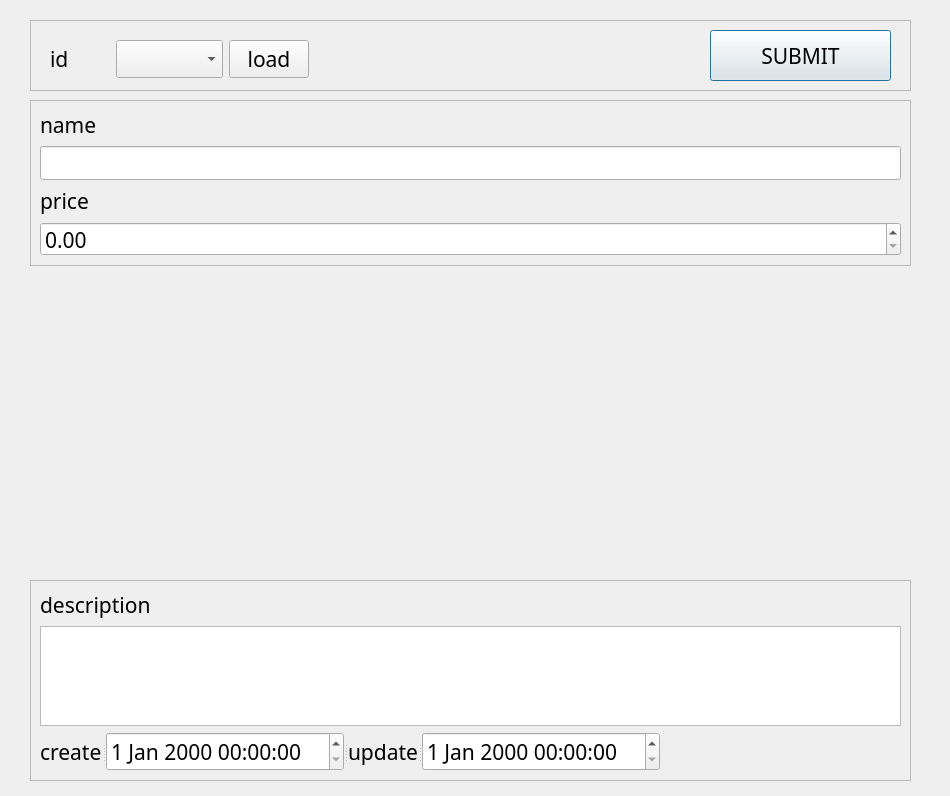
The window that ui/diamondDialog.ui (SuhYeoJee/OrderManager) describes before a commit, drawn with Qt 5.
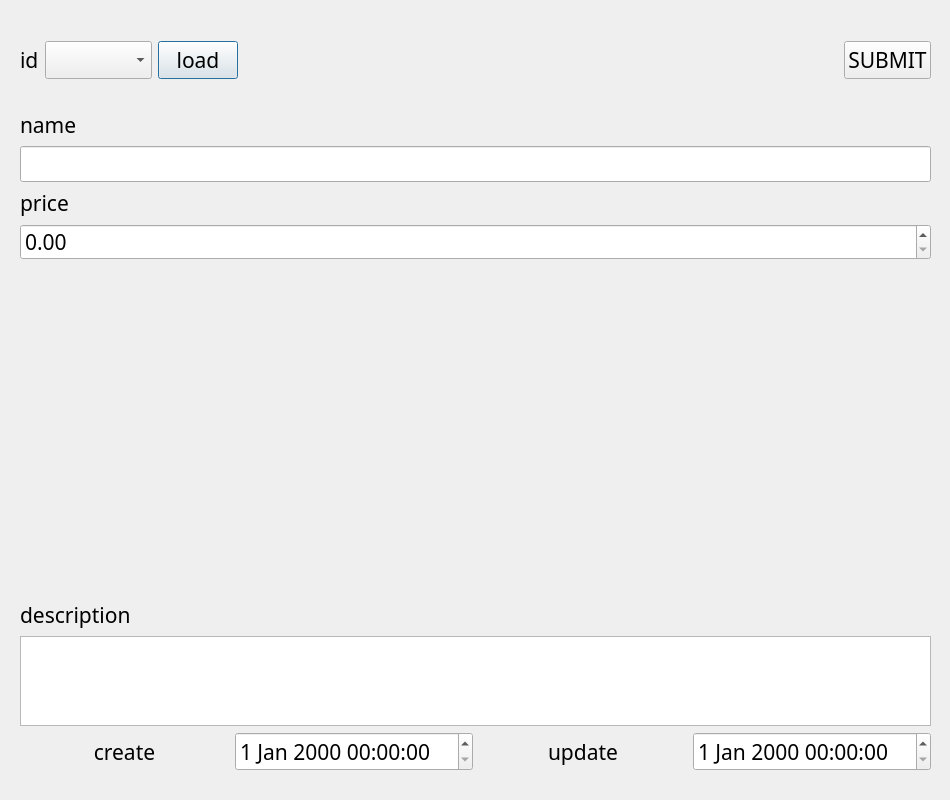
The same window after the commit.

```diff
--- a/ui/diamondDialog.ui
+++ b/ui/diamondDialog.ui
@@ -7,7 +7,7 @@
     <x>0</x>
     <y>0</y>
     <width>950</width>
-    <height>796</height>
+    <height>800</height>
    </rect>
   </property>
   <property name="font">
@@ -19,163 +19,141 @@
   <property name="windowTitle">
    <string>Dialog</string>
   </property>
-  <widget class="QFrame" name="frame">
+  <widget class="QWidget" name="gridLayoutWidget">
    <property name="geometry">
     <rect>
-     <x>30</x>
-     <y>100</y>
-     <width>881</width>
-     <height>166</height>
+     <x>20</x>
+     <y>600</y>
+     <width>911</width>
+     <height>171</height>
     </rect>
    </property>
-   <property name="frameShape">
-    <enum>QFrame::StyledPanel</enum>
-   </property>
-   <property name="frameShadow">
-    <enum>QFrame::Raised</enum>
-   </property>
-   <layout class="QGridLayout" name="gridLayout">
-    <item row="0" column="0">
-     <layout class="QVBoxLayout" name="verticalLayout_5">
-      <item>
-       <widget class="QLabel" name="label_14">
-        <property name="text">
-         <string>name</string>
-        </property>
-       </widget>
-      </item>
-      <item>
-       <widget class="QLineEdit" name="nameLineEdit"/>
-      </item>
-     </layout>
+   <layout class="QGridLayout" name="gridLayout_2">
+    <item row="1" column="0" colspan="4">
+     <widget class="QPlainTextEdit" name="descriptionPlainTextEdit">
+      <property name="plainText">
+       <string/>
+      </property>
+     </widget>
     </item>
-    <item row="1" column="0">
-     <layout class="QVBoxLayout" name="verticalLayout">
-      <item>
-       <widget class="QLabel" name="label_13">
-        <property name="text">
-         <string>price</string>
-        </property>
-       </widget>
-      </item>
-      <item>
-       <widget class="QDoubleSpinBox" name="priceDoubleSpinBox">
-        <property name="maximum">
-         <double>999999.989999999990687</double>
-        </property>
-        <property name="singleStep">
-         <double>0.100000000000000</double>
-        </property>
-       </widget>
-      </item>
-     </layout>
+    <item row="2" column="2">
+     <widget class="QLabel" name="label_17">
+      <property name="text">
+       <string>update</string>
+      </property>
+      <property name="alignment">
+       <set>Qt::AlignCenter</set>
+      </property>
+     </widget>
     </item>
-   </layout>
-  </widget>
-  <widget class="QFrame" name="frame_2">
-   <property name="geometry">
-    <rect>
-     <x>30</x>
-     <y>20</y>
-     <width>881</width>
-     <height>71</height>
-    </rect>
-   </property>
-   <property name="frameShape">
-    <enum>QFrame::StyledPanel</enum>
-   </property>
-   <property name="frameShadow">
-    <enum>QFrame::Raised</enum>
-   </property>
-   <widget class="QPushButton" name="submitBtn">
-    <property name="geometry">
-     <rect>
-      <x>680</x>
-      <y>10</y>
-      <width>181</width>
-      <height>51</height>
-     </rect>
-    </property>
-    <property name="text">
-     <string>SUBMIT</string>
-    </property>
-   </widget>
-   <widget class="QWidget" name="layoutWidget">
-    <property name="geometry">
-     <rect>
-      <x>20</x>
-      <y>20</y>
-      <width>259</width>
-      <height>38</height>
-     </rect>
-    </property>
-    <layout class="QHBoxLayout" name="horizontalLayout">
-     <item>
-      <widget class="QLabel" name="label_12">
-       <property name="text">
-        <string>id</string>
-       </property>
-      </widget>
-     </item>
-     <item>
-      <widget class="QComboBox" name="idComboBox"/>
-     </item>
-     <item>
-      <widget class="QPushButton" name="loadBtn">
-       <property name="text">
-        <string>load</string>
-       </property>
-      </widget>
-     </item>
-    </layout>
-   </widget>
-  </widget>
-  <widget class="QFrame" name="frame_3">
-   <property name="geometry">
-    <rect>
-     <x>30</x>
-     <y>580</y>
-     <width>881</width>
-     <height>201</height>
-    </rect>
-   </property>
-   <property name="frameShape">
-    <enum>QFrame::StyledPanel</enum>
-   </property>
-   <property name="frameShadow">
-    <enum>QFrame::Raised</enum>
-   </property>
-   <layout class="QFormLayout" name="formLayout_2">
-    <item row="0" column="0">
+    <item row="2" column="0">
+     <widget class="QLabel" name="label_16">
+      <property name="text">
+       <string>create</string>
+      </property>
+      <property name="alignment">
+       <set>Qt::AlignCenter</set>
+      </property>
+     </widget>
+    </item>
+    <item row="2" column="3">
+     <widget class="QDateTimeEdit" name="update_dateDateTimeEdit"/>
+    </item>
+    <item row="2" column="1">
+     <widget class="QDateTimeEdit" name="reg_dateDateTimeEdit"/>
+    </item>
+    <item row="0" column="0" colspan="4">
      <widget class="QLabel" name="label_15">
       <property name="text">
        <string>description</string>
       </property>
      </widget>
     </item>
-    <item row="2" column="0">
-     <widget class="QSplitter" name="splitter">
+   </layout>
+  </widget>
+  <widget class="QWidget" name="gridLayoutWidget_3">
+   <property name="geometry">
+    <rect>
+     <x>20</x>
+     <y>20</y>
+     <width>911</width>
+     <height>80</height>
+    </rect>
+   </property>
+   <layout class="QGridLayout" name="gridLayout_4">
+    <item row="0" column="2">
+     <widget class="QPushButton" name="loadBtn">
+      <property name="text">
+       <string>load</string>
+      </property>
+     </widget>
+    </item>
+    <item row="0" column="1">
+     <widget class="QComboBox" name="idComboBox"/>
+    </item>
+    <item row="0" column="4">
+     <spacer name="horizontalSpacer">
       <property name="orientation">
        <enum>Qt::Horizontal</enum>
       </property>
-      <widget class="QLabel" name="label_16">
-       <property name="text">
-        <string>create</string>
-       </property>
-      </widget>
-      <widget class="QDateTimeEdit" name="reg_dateDateTimeEdit"/>
-      <widget class="QLabel" name="label_17">
-       <property name="text">
-        <string>update</string>
-       </property>
-      </widget>
-      <widget class="QDateTimeEdit" name="update_dateDateTimeEdit"/>
+      <property name="sizeHint" stdset="0">
+       <size>
+        <width>40</width>
+        <height>20</height>
+       </size>
+      </property>
+     </spacer>
+    </item>
+    <item row="0" column="0">
+     <widget class="QLabel" name="label_12">
+      <property name="text">
+       <string>id</string>
+      </property>
      </widget>
     </item>
-    <item row="1" column="0" colspan="2">
-     <widget class="QPlainTextEdit" name="descriptionPlainTextEdit">
-      <property name="plainText">
-       <string/>
+    <item row="0" column="5">
+     <widget class="QPushButton" name="submitBtn">
+      <property name="text">
+       <string>SUBMIT</string>
+      </property>
+     </widget>
+    </item>
+   </layout>
+  </widget>
+  <widget class="QWidget" name="gridLayoutWidget_2">
+   <property name="geometry">
+    <rect>
+     <x>20</x>
+     <y>110</y>
+     <width>911</width>
+     <height>151</height>
+    </rect>
+   </property>
+   <layout class="QGridLayout" name="gridLayout_3">
+    <item row="1" column="0">
+     <widget class="QLineEdit" name="nameLineEdit"/>
+    </item>
+    <item row="0" column="0">
+     <widget class="QLabel" name="label_14">
+      <property name="text">
+       <string>name</string>
+      </property>
+     </widget>
+    </item>
+    <item row="2" column="0">
+     <widget class="QLabel" name="label_13">
+      <property name="text">
+       <string>price</string>
+      </property>
+     </widget>
+    </item>
+    <item row="3" column="0">
+     <widget class="QDoubleSpinBox" name="priceDoubleSpinBox">
+      <property name="maximum">
+       <double>999999.989999999990687</double>
+      </property>
+      <property name="singleStep">
+       <double>0.100000000000000</double>
       </property>
      </widget>
     </item>
```
